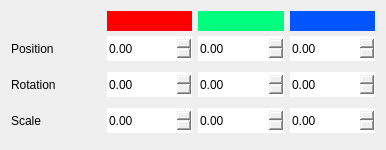
Before: the Qt Designer form src/widgets/transformeditor.ui in jahshaka/Studio, drawn with Qt 5.
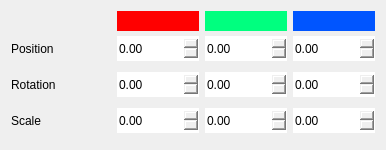
After: the same form once the commit is applied.

What changed in the file:
```diff
--- a/src/widgets/transformeditor.ui
+++ b/src/widgets/transformeditor.ui
@@ -57,7 +57,7 @@
        <widget class="QWidget" name="widget_2" native="true">
         <property name="minimumSize">
          <size>
-          <width>90</width>
+          <width>100</width>
           <height>20</height>
          </size>
         </property>
@@ -145,7 +145,7 @@
        <widget class="QLabel" name="position">
         <property name="minimumSize">
          <size>
-          <width>90</width>
+          <width>100</width>
           <height>0</height>
          </size>
         </property>
@@ -224,7 +224,7 @@
        <widget class="QLabel" name="rotation">
         <property name="minimumSize">
          <size>
-          <width>90</width>
+          <width>100</width>
           <height>0</height>
          </size>
         </property>
@@ -291,7 +291,7 @@
        <widget class="QLabel" name="scale">
         <property name="minimumSize">
          <size>
-          <width>90</width>
+          <width>100</width>
           <height>0</height>
          </size>
         </property>
```
